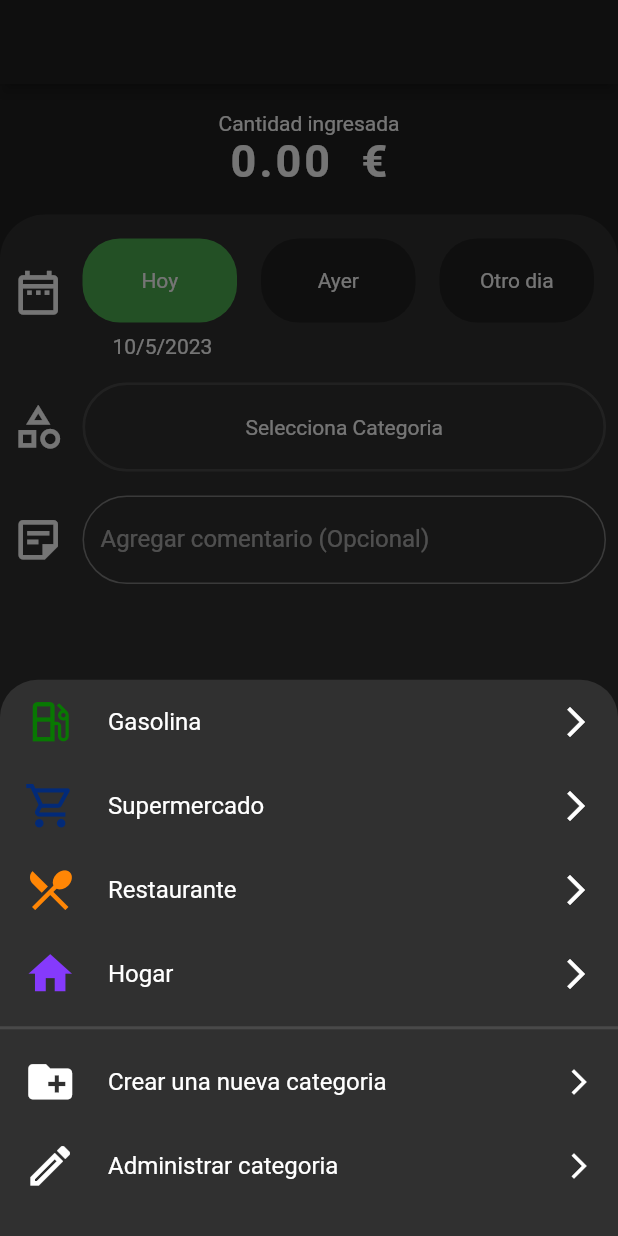
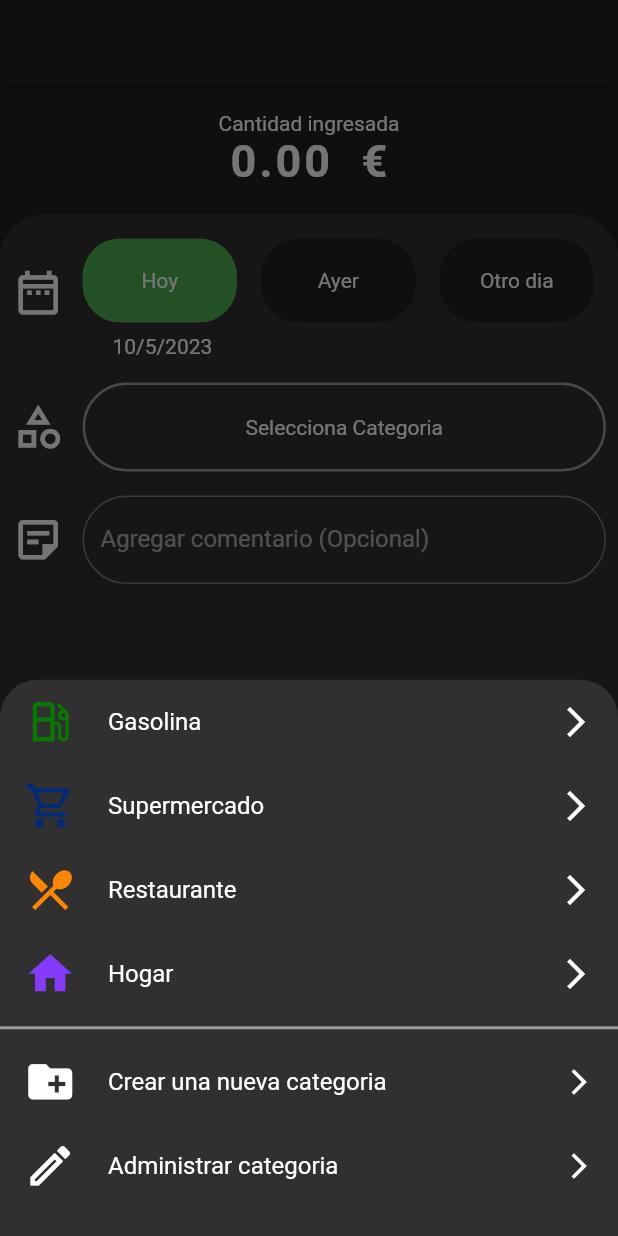
Before and after one commit to rodrigoBak-flutter/app_balance_bakapp, a Flutter app: the AddExpensesScreen screen opened directly, after a tap on "Ayer", after a tap on "Otro dia", after a tap on "Selecciona Categoria", on a phone screen of 412 x 824 dp. Run offline on Flutter 3.47's test engine with Material 2 defaults, Android fonts, the phone set to English and light mode, and no system bars; our stand-ins replace sqflite; missing offline and left inert: flutter_material_color_picker; accounts and stored records are empty.

Commit message:
app_balance_bakApp 1.0.5

```diff
--- a/lib/main.dart
+++ b/lib/main.dart
@@ -51,6 +51,7 @@ class MyApp extends StatelessWidget {
         colorScheme: const ColorScheme.dark(primary: Colors.green),
         scaffoldBackgroundColor: Colors.grey[900],
         primaryColorDark: Colors.grey[850],
+        dividerColor: Colors.grey
       ),
       initialRoute: 'home',
       routes: {
--- a/lib/src/models/features_model.dart
+++ b/lib/src/models/features_model.dart
@@ -18,8 +18,8 @@ class FeaturesModel {
   FeaturesModel({
     this.id ,
     this.category = '',
-    this.color = '',
-    this.icon = '',
+    this.color = '#baf748',
+    this.icon = 'apartment_rounded',
   });
 
   factory FeaturesModel.fromJson(Map<String, dynamic> json) => FeaturesModel(
--- a/lib/src/utils/constants.dart
+++ b/lib/src/utils/constants.dart
@@ -1,6 +1,14 @@
 import 'package:flutter/widgets.dart';
 
 class Constants {
+  static bottomSheet() {
+    return const RoundedRectangleBorder(
+      borderRadius: BorderRadius.vertical(
+        top: Radius.circular(25),
+      ),
+    );
+  }
+
   static sheetBoxDecoration(Color color) {
     return BoxDecoration(
       color: color,
--- a/lib/src/widgets/add_expenses_wt/bs_category.dart
+++ b/lib/src/widgets/add_expenses_wt/bs_category.dart
@@ -1,5 +1,6 @@
 import 'package:app_balances_bakapp/src/models/models.dart';
 import 'package:app_balances_bakapp/src/providers/providers.dart';
+import 'package:app_balances_bakapp/src/utils/utils.dart';
 import 'package:app_balances_bakapp/src/utils/utils_colors.dart';
 import 'package:app_balances_bakapp/src/widgets/widgets.dart';
 import 'package:flutter/material.dart';
@@ -47,10 +48,6 @@ class _BsCategoryWidgetState extends State<BsCategoryWidget> {
     if (widget.cModel.category != 'Selecciona Categoria') {
       hasData = true;
     }
-    bool hasDataIcon = false;
-    if (widget.cModel.icon != '') {
-      hasDataIcon = true;
-    }
 
     return GestureDetector(
       onTap: () => _categorySelected(featureList),
@@ -59,9 +56,7 @@ class _BsCategoryWidgetState extends State<BsCategoryWidget> {
         child: Row(
           children: [
             Icon(
-              (hasDataIcon)
-                  ? widget.cModel.icon.toIcon()
-                  : Icons.category_outlined,
+              Icons.category_outlined,
               size: 35,
               color: (hasData) ? widget.cModel.color.toColor() : Colors.white,
             ),
@@ -158,15 +153,12 @@ class _BsCategoryWidgetState extends State<BsCategoryWidget> {
     final size = MediaQuery.of(context).size;
     showModalBottomSheet(
       isScrollControlled: true,
-      shape: const RoundedRectangleBorder(
-        borderRadius: BorderRadius.vertical(
-          top: Radius.circular(25),
-        ),
-      ),
+      shape: Constants.bottomSheet(),
       context: context,
       builder: (context) => SizedBox(
         height: size.height * 0.45,
         child: ListView(
+          physics: const BouncingScrollPhysics(),
           children: _widgets,
         ),
       ),
@@ -175,10 +167,13 @@ class _BsCategoryWidgetState extends State<BsCategoryWidget> {
 
   _createNewCategory() {
     showModalBottomSheet(
+      shape: Constants.bottomSheet(),
       isScrollControlled: true,
-      isDismissible: true,
+      isDismissible: false,
       context: context,
-      builder: (context) => CreateCategoryWiget(fModel: fModel,),
+      builder: (context) => CreateCategoryWiget(
+        fModel: fModel,
+      ),
     );
   }
 }
```
Also changed, not shown: lib/src/widgets/add_expenses_wt/create_category.dart (+148 -15 lines).
